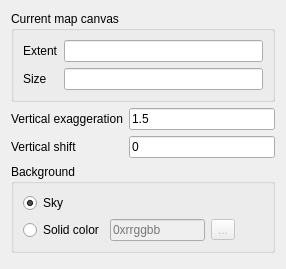
minorua/Qgis2threejs, file ui/worldproperties.ui: the form before one commit.
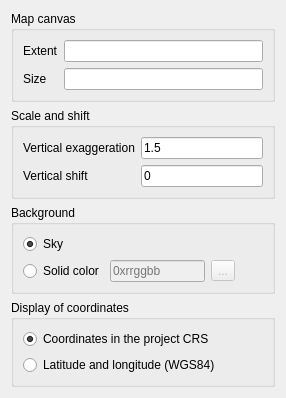
The form after the commit.

Commit message: add option to display clicked coordinates in WGS84 lat/lon

```diff
--- a/ui/worldproperties.ui
+++ b/ui/worldproperties.ui
@@ -7,71 +7,14 @@
     <x>0</x>
     <y>0</y>
     <width>286</width>
-    <height>269</height>
+    <height>366</height>
    </rect>
   </property>
   <property name="windowTitle">
    <string>Form</string>
   </property>
   <layout class="QGridLayout" name="gridLayout">
-   <item row="1" column="0">
-    <layout class="QFormLayout" name="formLayout">
-     <property name="fieldGrowthPolicy">
-      <enum>QFormLayout::AllNonFixedFieldsGrow</enum>
-     </property>
-     <item row="0" column="0">
-      <widget class="QLabel" name="label">
-       <property name="text">
-        <string>Vertical exaggeration</string>
-       </property>
-      </widget>
-     </item>
-     <item row="0" column="1">
-      <widget class="QLineEdit" name="lineEdit_zFactor">
-       <property name="sizePolicy">
-        <sizepolicy hsizetype="Expanding" vsizetype="Fixed">
-         <horstretch>0</horstretch>
-         <verstretch>0</verstretch>
-        </sizepolicy>
-       </property>
-       <property name="maximumSize">
-        <size>
-         <width>16777215</width>
-         <height>16777215</height>
-        </size>
-       </property>
-       <property name="inputMethodHints">
-        <set>Qt::ImhDigitsOnly</set>
-       </property>
-       <property name="text">
-        <string>1.5</string>
-       </property>
-       <property name="alignment">
-        <set>Qt::AlignLeading|Qt::AlignLeft|Qt::AlignVCenter</set>
-       </property>
-      </widget>
-     </item>
-     <item row="1" column="0">
-      <widget class="QLabel" name="label_2">
-       <property name="text">
-        <string>Vertical shift</string>
-       </property>
-      </widget>
-     </item>
-     <item row="1" column="1">
-      <layout class="QHBoxLayout" name="horizontalLayout">
-       <item>
-        <widget class="QLineEdit" name="lineEdit_zShift">
-         <property name="text">
-          <string>0</string>
-         </property>
-        </widget>
-       </item>
-      </layout>
-     </item>
-    </layout>
-   </item>
-   <item row="4" column="0">
+   <item row="5" column="0">
     <spacer name="verticalSpacer">
      <property name="orientation">
       <enum>Qt::Vertical</enum>
@@ -84,61 +27,8 @@
      </property>
     </spacer>
    </item>
-   <item row="0" column="0">
-    <widget class="QGroupBox" name="groupBox_2">
-     <property name="title">
-      <string>Current map canvas</string>
-     </property>
-     <layout class="QGridLayout" name="gridLayout_3">
-      <item row="0" column="0">
-       <layout class="QFormLayout" name="formLayout_2">
-        <item row="0" column="0">
-         <widget class="QLabel" name="label_6">
-          <property name="text">
-           <string>Extent</string>
-          </property>
-         </widget>
-        </item>
-        <item row="0" column="1">
-         <widget class="QLineEdit" name="lineEdit_MapCanvasExtent">
-          <property name="enabled">
-           <bool>true</bool>
-          </property>
-          <property name="focusPolicy">
-           <enum>Qt::NoFocus</enum>
-          </property>
-          <property name="readOnly">
-           <bool>true</bool>
-          </property>
-         </widget>
-        </item>
-        <item row="1" column="0">
-         <widget class="QLabel" name="label_7">
-          <property name="text">
-           <string>Size</string>
-          </property>
-         </widget>
-        </item>
-        <item row="1" column="1">
-         <widget class="QLineEdit" name="lineEdit_MapCanvasSize">
-          <property name="enabled">
-           <bool>true</bool>
-          </property>
-          <property name="focusPolicy">
-           <enum>Qt::NoFocus</enum>
-          </property>
-          <property name="readOnly">
-           <bool>true</bool>
-          </property>
-         </widget>
-        </item>
-       </layout>
-      </item>
-     </layout>
-    </widget>
-   </item>
-   <item row="2" column="0">
-    <widget class="QGroupBox" name="groupBox_Background">
+   <item row="3" column="0">
+    <widget class="QGroupBox" name="groupBox_3">
      <property name="title">
       <string>Background</string>
      </property>
@@ -200,6 +90,142 @@
      </layout>
     </widget>
    </item>
+   <item row="4" column="0">
+    <widget class="QGroupBox" name="groupBox_4">
+     <property name="title">
+      <string>Display of coordinates</string>
+     </property>
+     <layout class="QVBoxLayout" name="verticalLayout">
+      <item>
+       <widget class="QRadioButton" name="radioButton_ProjectCRS">
+        <property name="text">
+         <string>Coordinates in the project CRS</string>
+        </property>
+        <property name="checked">
+         <bool>true</bool>
+        </property>
+       </widget>
+      </item>
+      <item>
+       <widget class="QRadioButton" name="radioButton_WGS84">
+        <property name="text">
+         <string>Latitude and longitude (WGS84)</string>
+        </property>
+       </widget>
+      </item>
+     </layout>
+    </widget>
+   </item>
+   <item row="1" column="0">
+    <widget class="QGroupBox" name="groupBox_2">
+     <property name="title">
+      <string>Scale and shift</string>
+     </property>
+     <layout class="QFormLayout" name="formLayout_3">
+      <property name="fieldGrowthPolicy">
+       <enum>QFormLayout::AllNonFixedFieldsGrow</enum>
+      </property>
+      <item row="0" column="0">
+       <widget class="QLabel" name="label">
+        <property name="text">
+         <string>Vertical exaggeration</string>
+        </property>
+       </widget>
+      </item>
+      <item row="0" column="1">
+       <widget class="QLineEdit" name="lineEdit_zFactor">
+        <property name="sizePolicy">
+         <sizepolicy hsizetype="Expanding" vsizetype="Fixed">
+          <horstretch>0</horstretch>
+          <verstretch>0</verstretch>
+         </sizepolicy>
+        </property>
+        <property name="maximumSize">
+         <size>
+          <width>16777215</width>
+          <height>16777215</height>
+         </size>
+        </property>
+        <property name="inputMethodHints">
+         <set>Qt::ImhDigitsOnly</set>
+        </property>
+        <property name="text">
+         <string>1.5</string>
+        </property>
+        <property name="alignment">
+         <set>Qt::AlignLeading|Qt::AlignLeft|Qt::AlignVCenter</set>
+        </property>
+       </widget>
+      </item>
+      <item row="1" column="0">
+       <widget class="QLabel" name="label_2">
+        <property name="text">
+         <string>Vertical shift</string>
+        </property>
+       </widget>
+      </item>
+      <item row="1" column="1">
+       <widget class="QLineEdit" name="lineEdit_zShift">
+        <property name="text">
+         <string>0</string>
+        </property>
+       </widget>
+      </item>
+     </layout>
+    </widget>
+   </item>
+   <item row="0" column="0">
+    <widget class="QGroupBox" name="groupBox_1">
+     <property name="title">
+      <string>Map canvas</string>
+     </property>
+     <layout class="QFormLayout" name="formLayout">
+      <property name="fieldGrowthPolicy">
+       <enum>QFormLayout::AllNonFixedFieldsGrow</enum>
+      </property>
+      <item row="0" column="0">
+       <widget class="QLabel" name="label_6">
+        <property name="text">
+         <string>Extent</string>
+        </property>
+       </widget>
+      </item>
+      <item row="0" column="1">
+       <widget class="QLineEdit" name="lineEdit_MapCanvasExtent">
+        <property name="enabled">
+         <bool>true</bool>
+        </property>
+        <property name="focusPolicy">
+         <enum>Qt::NoFocus</enum>
+        </property>
+        <property name="readOnly">
+         <bool>true</bool>
+        </property>
+       </widget>
+      </item>
+      <item row="1" column="0">
+       <widget class="QLabel" name="label_7">
+        <property name="text">
+         <string>Size</string>
+        </property>
+       </widget>
+      </item>
+      <item row="1" column="1">
+       <widget class="QLineEdit" name="lineEdit_MapCanvasSize">
+        <property name="enabled">
+         <bool>true</bool>
+        </property>
+        <property name="focusPolicy">
+         <enum>Qt::NoFocus</enum>
+        </property>
+        <property name="readOnly">
+         <bool>true</bool>
+        </property>
+       </widget>
+      </item>
+     </layout>
+    </widget>
+   </item>
   </layout>
  </widget>
  <resources/>
```
The commit also changes 7 other files.
